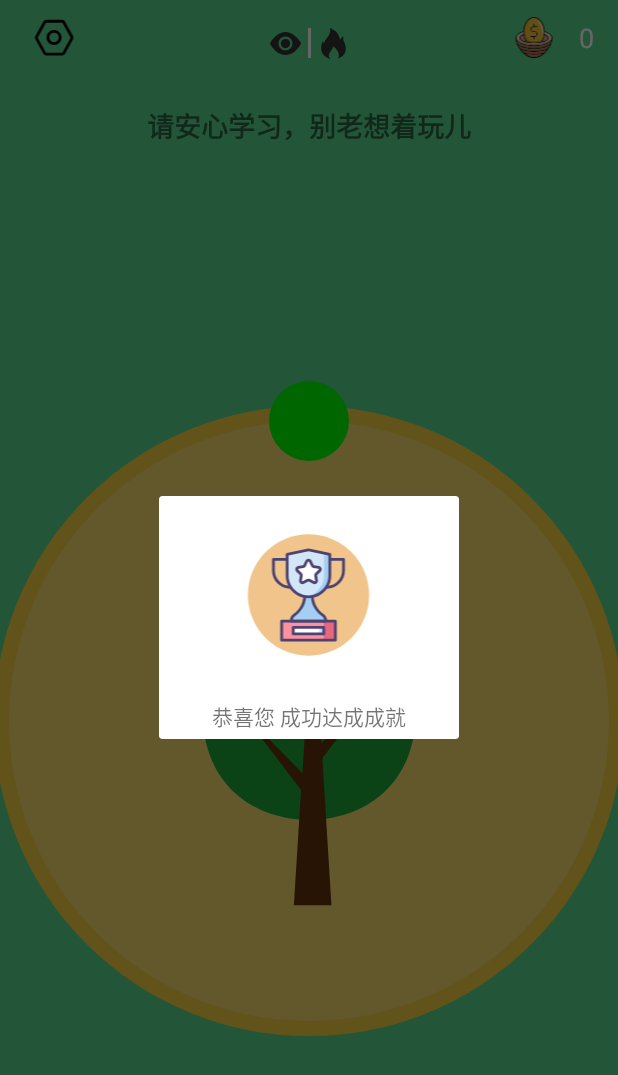
After one commit to faultaddr/Focks, an Android app: the fragment FinishDialogFragment placed in its activity, on a phone screen of 412 x 824 dp. The commit adds this screen. Shown: the top 1075 px of the screen. Run offline under Robolectric (Android 15) with nearby library versions, the phone set to English and light mode, and no system bars.

Commit message:
增加navigation view
N/A

增加navigation view

Signed-off-by: 潘云逸 <panyunyi@meituan.com>

```diff
--- a/app/build.gradle
+++ b/app/build.gradle
@@ -29,6 +29,8 @@ dependencies {
 
     implementation 'androidx.appcompat:appcompat:1.1.0'
     implementation 'androidx.constraintlayout:constraintlayout:1.1.3'
+    implementation 'com.android.support:design:29.1.1'
+    implementation 'androidx.legacy:legacy-support-v4:1.0.0'
     testImplementation 'junit:junit:4.12'
     androidTestImplementation 'androidx.test.ext:junit:1.1.1'
     androidTestImplementation 'androidx.test.espresso:espresso-core:3.2.0'
--- a/app/src/main/java/cn/panyunyi/focks/service/GetAppStateService.java
+++ b/app/src/main/java/cn/panyunyi/focks/service/GetAppStateService.java
@@ -154,7 +154,6 @@ public class GetAppStateService extends Service {
                     topPackageName = mySortedMap.get(mySortedMap.lastKey()).getPackageName();
                 }
                 runningTopActivity = new ComponentName(topPackageName, "");
-                Log.e("top",topPackageName+"--");
             }
         }
 
--- a/app/src/main/java/cn/panyunyi/focks/ui/activity/MainActivity.java
+++ b/app/src/main/java/cn/panyunyi/focks/ui/activity/MainActivity.java
@@ -5,11 +5,16 @@ import androidx.annotation.RequiresApi;
 import androidx.appcompat.app.AppCompatActivity;
 import androidx.core.app.ActivityCompat;
 import androidx.core.content.ContextCompat;
+import androidx.drawerlayout.widget.DrawerLayout;
+import androidx.fragment.app.DialogFragment;
+import androidx.fragment.app.FragmentManager;
+import androidx.fragment.app.FragmentTransaction;
 
 import android.Manifest;
 import android.annotation.SuppressLint;
 import android.annotation.TargetApi;
 import android.app.AppOpsManager;
+import android.app.Dialog;
 import android.app.Service;
 import android.app.usage.UsageStats;
 import android.app.usage.UsageStatsManager;
@@ -28,14 +33,22 @@ import android.os.IBinder;
 import android.os.Message;
 import android.provider.Settings;
 import android.util.Log;
+import android.view.Gravity;
+import android.view.Menu;
+import android.view.MenuItem;
 import android.view.MotionEvent;
 import android.view.View;
 import android.view.Window;
 import android.widget.Button;
+import android.widget.ImageView;
 import android.widget.TextView;
 import android.widget.Toast;
 
+import com.google.android.material.internal.NavigationMenuItemView;
+import com.google.android.material.navigation.NavigationView;
+
 import java.lang.reflect.Field;
+import java.text.DecimalFormat;
 import java.util.Iterator;
 import java.util.List;
 import java.util.NavigableSet;
@@ -46,24 +59,31 @@ import javax.security.auth.login.LoginException;
 import cn.panyunyi.focks.R;
 import cn.panyunyi.focks.service.GetAppStateService;
 import cn.panyunyi.focks.ui.custom.CircleRotate;
+import cn.panyunyi.focks.ui.fragment.FinishDialogFragment;
 import cn.panyunyi.focks.utils.CheckApp;
 import cn.panyunyi.focks.utils.ScreenObserver;
 import cn.panyunyi.focks.utils.StatusBarUtils;
 
 import static android.app.Service.START_STICKY;
 
-public class MainActivity extends AppCompatActivity implements CircleRotate.RadiusListener {
+public class MainActivity extends AppCompatActivity implements CircleRotate.RadiusListener, View.OnClickListener {
 
     TextView textView;
     CircleRotate clockView;
     Button mFuncButton;
     TextView hintTextView;
+    ImageView settingButton;
+    NavigationView navigationView;
+    DrawerLayout drawerLayout;
+    ImageView menuAddBtn;
     double radius;
     int displayTime;
     CountDownTimer timer;
     ScreenObserver observer;
     GetAppStateService.MyBinder binder;
     public static boolean isAlwaysForeGround=true;
+    FinishDialogFragment fragment;
+    FragmentTransaction transaction;
 
     ServiceConnection connection = new ServiceConnection() {
         @Override
@@ -124,6 +144,19 @@ public class MainActivity extends AppCompatActivity implements CircleRotate.Radi
                     clockView.invalidate();
                     mFuncButton.setText("开始");
                     break;
+                case 3:
+                    Log.e("finish","finish");
+                    fragment=new FinishDialogFragment();
+                    fragment.show(getSupportFragmentManager(),"FinishDialog");
+                    Menu menu=navigationView.getMenu();
+                    View v=menu.getItem(0).getActionView();
+                    TextView view=(TextView)v.findViewById(R.id.msg_bg);
+                    DecimalFormat decimalFormat=new DecimalFormat("0.00");//构造方法的字符格式这里如果小数不足2位,会以0补足.
+
+                    float totalHours= (float) (Integer.parseInt(view.getText().toString())+displayTime/60.0);
+                    String formatHours=decimalFormat.format(totalHours);//format 返回的是字符串
+                    view.setText(formatHours);
+                    break;
             }
         }
     };
@@ -137,11 +170,22 @@ public class MainActivity extends AppCompatActivity implements CircleRotate.Radi
         StatusBarUtils.setWindowStatusBarColor(this, R.color.main_color);
 
         setContentView(R.layout.activity_main);
+
         checkUsagePermission();
+        initView();
+
+    }
+
+    private void initView() {
         hintTextView = findViewById(R.id.main_hint);
         textView = findViewById(R.id.main_time);
         clockView = findViewById(R.id.main_clock);
         mFuncButton = findViewById(R.id.main_func_btn);
+        settingButton=findViewById(R.id.setting_btn);
+        drawerLayout=findViewById(R.id.drawer_layout);
+        navigationView=findViewById(R.id.navigation_view);
+        menuAddBtn=findViewById(R.id.menu_add_button);
+
         observer = new ScreenObserver(this);
         observer.startObserver(new ScreenObserver.ScreenStateListener() {
             @Override
@@ -186,7 +230,7 @@ public class MainActivity extends AppCompatActivity implements CircleRotate.Radi
                     startService(intent);
                     hintTextView.setText("请好好学习，别玩手机");
                     clockView.drawable = getDrawable(R.drawable.ic_femail);
-                    timer = new CountDownTimer((long) (displayTime * 60 * 1000), 1000) {
+                    timer = new CountDownTimer((long) (displayTime * 10 * 100), 1000) {
                         @Override
                         public void onTick(long millisUntilFinished) {
                             Message msg = new Message();
@@ -198,7 +242,9 @@ public class MainActivity extends AppCompatActivity implements CircleRotate.Radi
 
                         @Override
                         public void onFinish() {
-
+                            Message msg=new Message();
+                            msg.what=3;
+                            mHandler.sendMessage(msg);
                         }
                     }.start();
                 } else {
@@ -208,6 +254,8 @@ public class MainActivity extends AppCompatActivity implements CircleRotate.Radi
                 }
             }
         });
+        settingButton.setOnClickListener(this);
+        menuAddBtn.setOnClickListener(this);
     }
 
     @Override
@@ -328,4 +376,16 @@ public class MainActivity extends AppCompatActivity implements CircleRotate.Radi
             }
         }
     }
+
+    @SuppressLint("RtlHardcoded")
+    @Override
+    public void onClick(View v) {
+        switch (v.getId()){
+            case R.id.setting_btn:
+                drawerLayout.openDrawer(Gravity.LEFT);
+                break;
+            case R.id.menu_add_button:
+                navigationView.getMenu().add(1,1,1,"hhh").setActionView(R.layout.base_hint);
+        }
+    }
 }
--- /dev/null
+++ b/app/src/main/java/cn/panyunyi/focks/ui/fragment/FinishDialogFragment.java
@@ -0,0 +1,43 @@
+package cn.panyunyi.focks.ui.fragment;
+
+import android.os.Bundle;
+
+import androidx.fragment.app.DialogFragment;
+import androidx.fragment.app.Fragment;
+
+import android.view.LayoutInflater;
+import android.view.View;
+import android.view.ViewGroup;
+
+import cn.panyunyi.focks.R;
+
+public class FinishDialogFragment extends DialogFragment {
+
+
+    public FinishDialogFragment() {
+        // Required empty public constructor
+    }
+
+    /**
+     * Use this factory method to create a new instance of
+     * this fragment using the provided parameters.
+     *
+     * @return A new instance of fragment DialogFragment.
+     */
+    public static FinishDialogFragment newInstance() {
+        return new FinishDialogFragment();
+    }
+
+    @Override
+    public void onCreate(Bundle savedInstanceState) {
+        super.onCreate(savedInstanceState);
+
+    }
+
+    @Override
+    public View onCreateView(LayoutInflater inflater, ViewGroup container,
+                             Bundle savedInstanceState) {
+        // Inflate the layout for this fragment
+        return LayoutInflater.from(getActivity()).inflate(R.layout.fragment_dialog,null);
+    }
+}
--- /dev/null
+++ b/app/src/main/res/drawable/ic_add_database.xml
@@ -0,0 +1,8 @@
+<vector android:autoMirrored="true" android:height="200dp"
+    android:viewportHeight="1024" android:viewportWidth="1024"
+    android:width="200dp" xmlns:android="http://schemas.android.com/apk/res/android">
+    <path android:fillColor="#D1C4E9" android:pathData="M810.67,149.33H213.33c-23.47,0 -42.67,19.2 -42.67,42.67v128c0,23.47 19.2,42.67 42.67,42.67h597.33c23.47,0 42.67,-19.2 42.67,-42.67V192c0,-23.47 -19.2,-42.67 -42.67,-42.67zM810.67,405.33H213.33c-23.47,0 -42.67,19.2 -42.67,42.67v128c0,23.47 19.2,42.67 42.67,42.67h597.33c23.47,0 42.67,-19.2 42.67,-42.67v-128c0,-23.47 -19.2,-42.67 -42.67,-42.67zM810.67,661.33H213.33c-23.47,0 -42.67,19.2 -42.67,42.67v128c0,23.47 19.2,42.67 42.67,42.67h597.33c23.47,0 42.67,-19.2 42.67,-42.67v-128c0,-23.47 -19.2,-42.67 -42.67,-42.67z"/>
+    <path android:fillColor="#43A047" android:pathData="M810.67,810.67m-213.33,0a213.33,213.33 0,1 0,426.67 0,213.33 213.33,0 1,0 -426.67,0Z"/>
+    <path android:fillColor="#FFFFFF" android:pathData="M768,682.67h85.33v256h-85.33z"/>
+    <path android:fillColor="#FFFFFF" android:pathData="M682.67,768h256v85.33H682.67z"/>
+</vector>
--- /dev/null
+++ b/app/src/main/res/drawable/ic_red_point.xml
@@ -0,0 +1,5 @@
+<vector android:autoMirrored="true" android:height="200dp"
+    android:viewportHeight="1024" android:viewportWidth="1024"
+    android:width="200dp" xmlns:android="http://schemas.android.com/apk/res/android">
+    <path android:fillColor="#F62008" android:pathData="M512,320a192.06,192.06 0,0 1,0 384,192 192,0 0,1 0,-384z"/>
+</vector>
--- /dev/null
+++ b/app/src/main/res/drawable/ic_success.xml
@@ -0,0 +1,17 @@
+<vector android:autoMirrored="true" android:height="200dp"
+    android:viewportHeight="1024" android:viewportWidth="1024"
+    android:width="200dp" xmlns:android="http://schemas.android.com/apk/res/android">
+    <path android:fillColor="#F0C48A" android:pathData="M512,512m-414,0a414,414 0,1 0,828 0,414 414,0 1,0 -828,0Z"/>
+    <path android:fillColor="#FD919E" android:pathData="M328.69,690.87h366.63v129.53H328.69z"/>
+    <path android:fillColor="#E8677D" android:pathData="M616,690.87h79.32v129.53H616z"/>
+    <path android:fillColor="#FFFFFF" android:pathData="M408,733.57h208v44.13H408z"/>
+    <path android:fillColor="#D3E6F8" android:pathData="M584,733.57H616v44.13h-32z"/>
+    <path android:fillColor="#A4CFF2" android:pathData="M536.96,509.94h-49.92c0,76.36 -43.12,118.68 -70.66,137.91a52.46,52.46 0,0 0,-22.4 43.02h236.02a52.46,52.46 0,0 0,-22.4 -43.02c-27.53,-19.24 -70.66,-61.55 -70.66,-137.91z"/>
+    <path android:fillColor="#4C4372" android:pathData="M630.01,700.53L393.99,700.53a9.66,9.66 0,0 1,-9.66 -9.66,62.17 62.17,0 0,1 26.52,-50.94c24.85,-17.36 66.53,-57.33 66.53,-129.99a9.66,9.66 0,0 1,9.66 -9.66h49.92a9.66,9.66 0,0 1,9.66 9.66c0,72.66 41.68,112.64 66.53,129.99a62.17,62.17 0,0 1,26.52 50.94,9.66 9.66,0 0,1 -9.66,9.66zM404.75,681.21h214.5a42.8,42.8 0,0 0,-17.17 -25.44c-26.8,-18.73 -71.04,-60.83 -74.56,-136.17h-31.05c-3.52,75.34 -47.76,117.45 -74.56,136.17a42.79,42.79 0,0 0,-17.17 25.44z"/>
+    <path android:fillColor="#D3E6F8" android:pathData="M512,525.18c-80.38,0 -145.54,-65.16 -145.54,-145.54v-145.54l145.54,-30.5 145.54,30.5v145.54c0,80.38 -65.16,145.54 -145.54,145.54z"/>
+    <path android:fillColor="#A4CFF2" android:pathData="M618.3,379.64c0,73.73 -54.82,134.64 -125.92,144.22a146.98,146.98 0,0 0,19.62 1.32c80.38,0 145.54,-65.16 145.54,-145.54v-145.54l-39.24,-8.22v153.76z"/>
+    <path android:fillColor="#4C4372" android:pathData="M512,534.84c-85.58,0 -155.2,-69.62 -155.2,-155.2v-145.54a9.66,9.66 0,0 1,7.68 -9.46l145.54,-30.5a9.65,9.65 0,0 1,3.96 0l145.54,30.5a9.66,9.66 0,0 1,7.68 9.46v145.54c0,85.58 -69.62,155.2 -155.2,155.2zM376.12,241.95v137.7c0,74.93 60.96,135.88 135.88,135.88s135.88,-60.96 135.88,-135.88v-137.7L512,213.47l-135.88,28.47zM695.31,830.06L328.69,830.06a9.66,9.66 0,0 1,-9.66 -9.66v-129.53a9.66,9.66 0,0 1,9.66 -9.66h366.63a9.66,9.66 0,0 1,9.66 9.66v129.53a9.66,9.66 0,0 1,-9.66 9.66zM338.35,810.74h347.31v-110.21L338.35,700.53v110.21z"/>
+    <path android:fillColor="#4C4372" android:pathData="M616,787.36L408,787.36a9.66,9.66 0,0 1,-9.66 -9.66v-44.13a9.66,9.66 0,0 1,9.66 -9.66h208a9.66,9.66 0,0 1,9.66 9.66v44.13a9.66,9.66 0,0 1,-9.66 9.66zM417.66,768.04h188.68v-24.81L417.66,743.23v24.81zM636.75,469.22a9.66,9.66 0,0 1,0 -19.32c57.79,0 104.81,-47.02 104.81,-104.81v-66.08h-78.48a9.66,9.66 0,0 1,0 -19.32h88.14a9.66,9.66 0,0 1,9.66 9.66v75.74c0,68.45 -55.68,124.13 -124.13,124.13zM387.25,469.22c-68.45,0 -124.13,-55.68 -124.13,-124.13v-75.74a9.66,9.66 0,0 1,9.66 -9.66h88.14a9.66,9.66 0,0 1,0 19.32h-78.48v66.08c0,57.79 47.02,104.81 104.81,104.81a9.66,9.66 0,0 1,0 19.32z"/>
+    <path android:fillColor="#FFFFFF" android:pathData="M505.89,411.66l-29.54,15.53c-9.63,5.06 -20.88,-3.11 -19.04,-13.83l5.64,-32.9a13.12,13.12 0,0 0,-3.77 -11.62l-23.9,-23.3c-7.79,-7.59 -3.49,-20.82 7.27,-22.39l33.03,-4.8a13.13,13.13 0,0 0,9.88 -7.18l14.77,-29.93c4.81,-9.76 18.72,-9.76 23.54,0l14.77,29.93a13.12,13.12 0,0 0,9.88 7.18l33.03,4.8c10.76,1.56 15.06,14.79 7.27,22.39l-23.9,23.3a13.13,13.13 0,0 0,-3.77 11.62l5.64,32.9c1.84,10.72 -9.41,18.9 -19.04,13.83l-29.54,-15.53a13.15,13.15 0,0 0,-12.22 0z"/>
+    <path android:fillColor="#4C4372" android:pathData="M553.78,438.38c-3.62,0 -7.26,-0.87 -10.62,-2.64l-29.54,-15.53a3.46,3.46 0,0 0,-3.22 0l-29.54,15.53a22.64,22.64 0,0 1,-23.99 -1.73,22.65 22.65,0 0,1 -9.06,-22.29l5.64,-32.9a3.46,3.46 0,0 0,-1 -3.07l-23.9,-23.3a22.64,22.64 0,0 1,-5.77 -23.36,22.64 22.64,0 0,1 18.39,-15.51l33.03,-4.8a3.46,3.46 0,0 0,2.61 -1.9l14.77,-29.93a22.65,22.65 0,0 1,20.43 -12.7c8.74,0 16.57,4.87 20.43,12.7l14.77,29.93c0.5,1.02 1.48,1.73 2.61,1.9l33.03,4.8c8.64,1.26 15.69,7.2 18.39,15.51s0.49,17.26 -5.76,23.36l-23.9,23.3a3.48,3.48 0,0 0,-1 3.07l5.64,32.9a22.65,22.65 0,0 1,-9.06 22.28,22.7 22.7,0 0,1 -13.37,4.38zM512,400.49c3.64,0 7.28,0.87 10.6,2.62l29.54,15.53c1.66,0.87 3,0.21 3.65,-0.26 0.65,-0.47 1.7,-1.54 1.38,-3.39l-5.64,-32.9a22.78,22.78 0,0 1,6.55 -20.17l23.9,-23.3c1.34,-1.31 1.12,-2.79 0.88,-3.55 -0.25,-0.77 -0.94,-2.09 -2.8,-2.36l-33.03,-4.8a22.78,22.78 0,0 1,-17.16 -12.46l-14.77,-29.93c-0.83,-1.68 -2.3,-1.93 -3.11,-1.93s-2.28,0.25 -3.11,1.93l-14.77,29.93a22.78,22.78 0,0 1,-17.15 12.46l-33.03,4.8c-1.85,0.27 -2.55,1.59 -2.8,2.36s-0.47,2.24 0.88,3.55l23.9,23.3a22.77,22.77 0,0 1,6.55 20.17l-5.64,32.9c-0.32,1.85 0.73,2.92 1.38,3.39 0.65,0.47 1.99,1.14 3.65,0.26l29.54,-15.53a22.78,22.78 0,0 1,10.6 -2.62z"/>
+</vector>
--- a/app/src/main/res/layout/activity_main.xml
+++ b/app/src/main/res/layout/activity_main.xml
@@ -78,6 +78,10 @@
                 />
         </RelativeLayout>
     </Toolbar>
+    <androidx.drawerlayout.widget.DrawerLayout
+        android:id="@+id/drawer_layout"
+        android:layout_width="match_parent"
+        android:layout_height="match_parent">
     <RelativeLayout
         android:layout_width="match_parent"
         android:layout_height="match_parent"
@@ -124,7 +128,71 @@
 
 
             />
-/>    </RelativeLayout>
 
+    </RelativeLayout>
+        <com.google.android.material.navigation.NavigationView
+            android:id="@+id/navigation_view"
+            android:layout_width="240dp"
+            android:layout_height="match_parent"
+            android:layout_gravity="start"
+            android:background="@color/main_color"
+            app:menu="@menu/menu_navigation">
+
+            <!--添加脚布局-->
+            <ImageView
+                android:id="@+id/menu_add_button"
+                android:layout_width="wrap_content"
+                android:layout_height="50dp"
+                android:src="@drawable/ic_add_database"
+                android:layout_gravity="center_horizontal|bottom"
+                android:layout_marginBottom="20dp"
+                />
+<!--            <LinearLayout-->
+<!--                android:layout_width="match_parent"-->
+<!--                android:layout_height="48dp"-->
+<!--                android:layout_gravity="bottom"-->
+<!--                android:gravity="center"-->
+<!--                android:orientation="horizontal">-->
+
+<!--                <Button-->
+<!--                    android:id="@+id/footer_item_setting"-->
+<!--                    android:layout_width="0dp"-->
+<!--                    android:layout_height="match_parent"-->
+<!--                    android:layout_weight="1"-->
+<!--                    android:adjustViewBounds="true"-->
+<!--                    android:background="@android:color/transparent"-->
+<!--                    android:drawableStart="@drawable/ic_setting"-->
+<!--                    android:drawableLeft="@drawable/ic_setting"-->
+<!--                    android:drawablePadding="1dp"-->
+<!--                    android:gravity="center"-->
+<!--                    android:paddingLeft="5dp"-->
+<!--                    android:text="设置"-->
+<!--                    android:textAlignment="inherit"-->
+<!--                    android:textColor="@color/colorPrimary"-->
+<!--                    tools:ignore="ButtonStyle" />-->
+
+<!--                <Button-->
+<!--                    android:id="@+id/footer_item_out"-->
+<!--                    android:layout_width="0dp"-->
+<!--                    android:layout_height="match_parent"-->
+<!--                    android:layout_weight="1"-->
+<!--                    android:background="@android:color/transparent"-->
+<!--                    android:drawableStart="@drawable/ic_out"-->
+<!--                    android:drawableLeft="@drawable/ic_out"-->
+<!--                    android:drawablePadding="1dp"-->
+<!--                    android:gravity="center"-->
+<!--                    android:paddingLeft="5dp"-->
+<!--                    android:text="退出"-->
+<!--                    android:textAlignment="center"-->
+<!--                    android:textColor="@color/colorPrimary"/>-->
+<!--            </LinearLayout>-->
+
+        </com.google.android.material.navigation.NavigationView>
+    </androidx.drawerlayout.widget.DrawerLayout>
+    <FrameLayout
+        android:id="@+id/main_frame"
+        android:layout_width="match_parent"
+        android:layout_height="match_parent"
+        />
 
 </LinearLayout>
--- /dev/null
+++ b/app/src/main/res/layout/fragment_dialog.xml
@@ -0,0 +1,34 @@
+<?xml version="1.0" encoding="utf-8"?>
+<FrameLayout xmlns:android="http://schemas.android.com/apk/res/android"
+    xmlns:tools="http://schemas.android.com/tools"
+    android:layout_width="300dp"
+    android:layout_height="300dp"
+    android:layout_centerInParent="true"
+    android:layout_marginTop="200dp"
+    android:layout_marginLeft="50dp"
+    tools:context=".ui.fragment.FinishDialogFragment"
+    android:layout_marginStart="50dp">
+    <RelativeLayout
+        android:layout_marginTop="16dp"
+        android:layout_width="match_parent"
+        android:layout_height="match_parent">
+        <ImageView
+            android:id="@+id/dialog_image"
+            android:layout_centerHorizontal="true"
+            android:layout_width="150dp"
+            android:layout_height="100dp"
+            android:src="@drawable/ic_success"
+            />
+        <TextView
+            android:id="@+id/dialog_main_message"
+            android:layout_width="200dp"
+            android:layout_height="30dp"
+            android:layout_below="@id/dialog_image"
+            android:layout_centerHorizontal="true"
+            android:layout_marginTop="16dp"
+            android:text="恭喜您 成功达成成就"
+            android:gravity="center"
+            />
+    </RelativeLayout>
+
+</FrameLayout>
--- /dev/null
+++ b/app/src/main/res/menu/menu_navigation.xml
@@ -0,0 +1,11 @@
+<?xml version="1.0" encoding="utf-8"?>
+<menu xmlns:android="http://schemas.android.com/apk/res/android"
+    xmlns:app="http://schemas.android.com/apk/res-auto">
+
+        <item
+            android:id="@+id/single_2"
+            android:icon="@drawable/ic_red_point"
+            android:title="@string/default_menu_item"
+            app:actionLayout="@layout/base_hint"/>
+
+</menu>
--- a/app/src/main/res/values/strings.xml
+++ b/app/src/main/res/values/strings.xml
@@ -2,4 +2,8 @@
     <string name="app_name">Focks</string>
     <string name="default_main_words">请安心学习，别老想着玩儿</string>
     <string name="main_time_suffix">分钟</string>
+
+    <!-- TODO: Remove or change this placeholder text -->
+    <string name="hello_blank_fragment">Hello blank fragment</string>
+    <string name="default_menu_item">默认分类</string>
 </resources>
```
Also changed, not shown: app/src/main/res/layout/base_hint.xml (added, +18 -0 lines), 2 other files.
